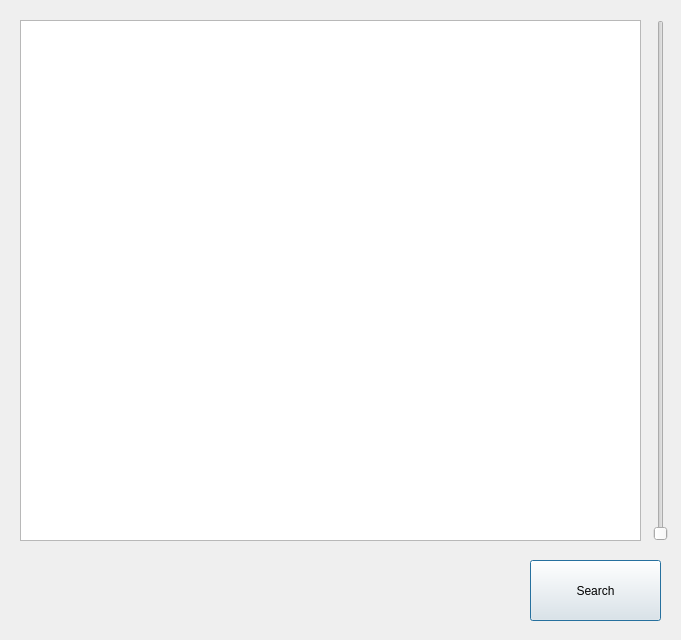
723poil/CIMS_project, file UI/Report_List.ui: the form before one commit.
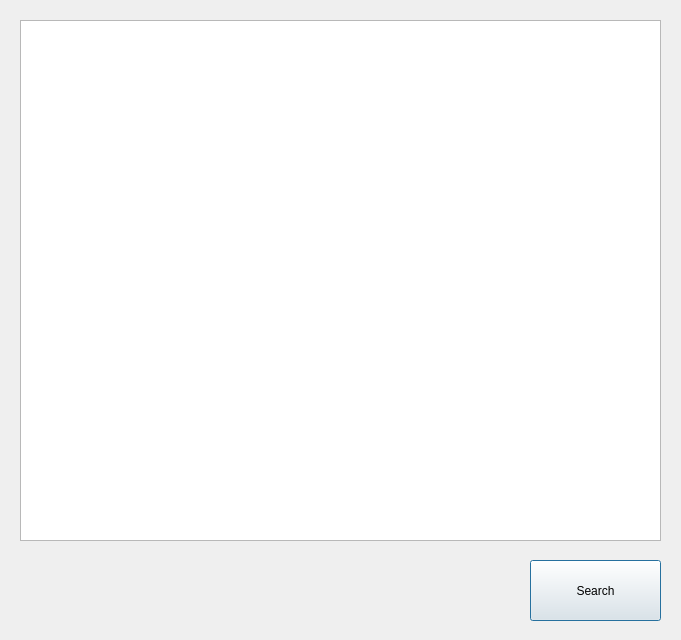
The form after the commit.

```diff
--- a/UI/Report_List.ui
+++ b/UI/Report_List.ui
@@ -26,25 +26,12 @@
     <string>Search</string>
    </property>
   </widget>
-  <widget class="QSlider" name="ReportListScroll">
-   <property name="geometry">
-    <rect>
-     <x>650</x>
-     <y>20</y>
-     <width>22</width>
-     <height>521</height>
-    </rect>
-   </property>
-   <property name="orientation">
-    <enum>Qt::Vertical</enum>
-   </property>
-  </widget>
   <widget class="QListWidget" name="listWidget">
    <property name="geometry">
     <rect>
      <x>20</x>
      <y>20</y>
-     <width>621</width>
+     <width>641</width>
      <height>521</height>
     </rect>
    </property>
```
